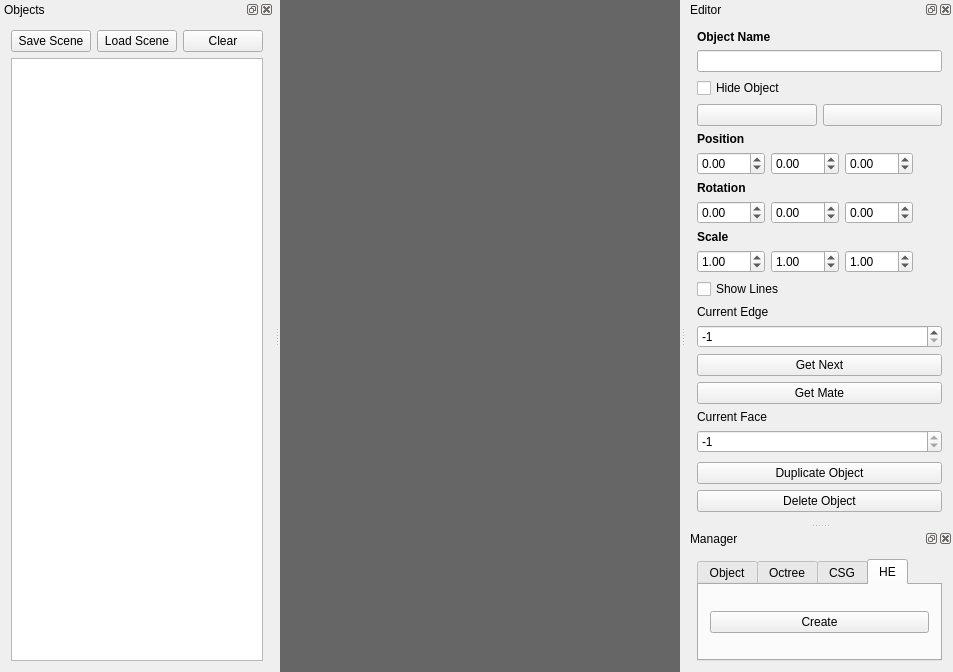
Old version of the form ModelagemQT/mainwindow.ui in the repository RicardoBusta/Doutorado.
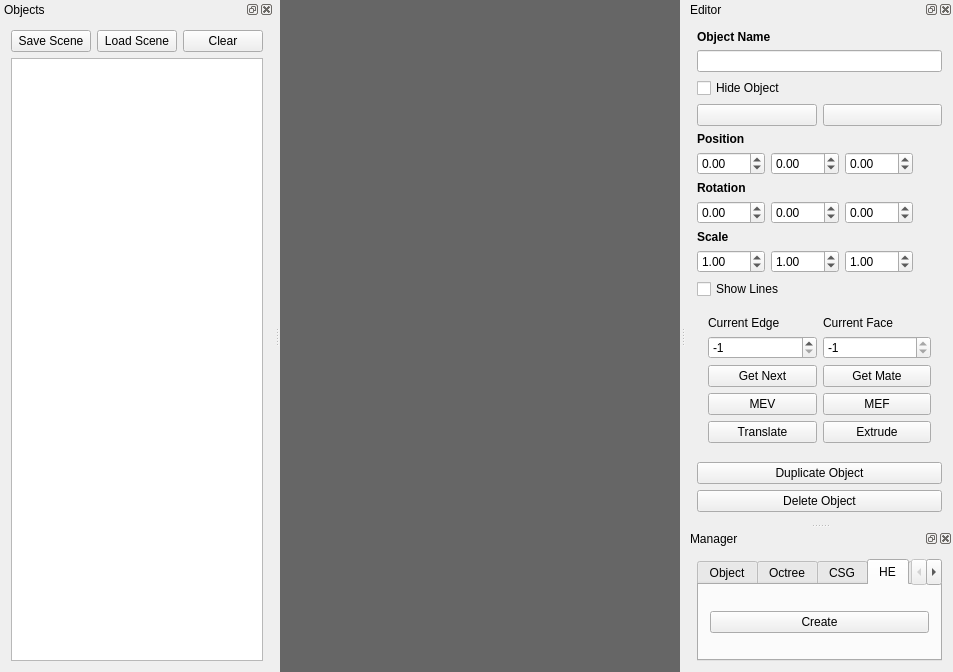
New version of the form. Custom widgets are drawn as their Qt base class.

Diff of the .ui file:
```diff
--- a/ModelagemQT/mainwindow.ui
+++ b/ModelagemQT/mainwindow.ui
@@ -340,27 +340,8 @@
        </property>
        <widget class="QWidget" name="default_page"/>
        <widget class="QWidget" name="halfedge_page">
-        <layout class="QVBoxLayout" name="verticalLayout_8">
-         <property name="leftMargin">
-          <number>0</number>
-         </property>
-         <property name="topMargin">
-          <number>0</number>
-         </property>
-         <property name="rightMargin">
-          <number>0</number>
-         </property>
-         <property name="bottomMargin">
-          <number>0</number>
-         </property>
-         <item>
-          <widget class="QLabel" name="label_9">
-           <property name="text">
-            <string>Current Edge</string>
-           </property>
-          </widget>
-         </item>
-         <item>
+        <layout class="QGridLayout" name="gridLayout_2">
+         <item row="1" column="0">
           <widget class="QSpinBox" name="edge_spinBox">
            <property name="minimum">
             <number>-1</number>
@@ -373,28 +354,41 @@
            </property>
           </widget>
          </item>
-         <item>
+         <item row="2" column="0">
           <widget class="QPushButton" name="next_pushButton">
            <property name="text">
             <string>Get Next</string>
            </property>
           </widget>
          </item>
-         <item>
-          <widget class="QPushButton" name="mate_pushButton">
+         <item row="6" column="0">
+          <spacer name="verticalSpacer_2">
+           <property name="orientation">
+            <enum>Qt::Vertical</enum>
+           </property>
+           <property name="sizeHint" stdset="0">
+            <size>
+             <width>20</width>
+             <height>40</height>
+            </size>
+           </property>
+          </spacer>
+         </item>
+         <item row="0" column="0">
+          <widget class="QLabel" name="label_9">
            <property name="text">
-            <string>Get Mate</string>
+            <string>Current Edge</string>
            </property>
           </widget>
          </item>
-         <item>
+         <item row="0" column="1">
           <widget class="QLabel" name="label_10">
            <property name="text">
             <string>Current Face</string>
            </property>
           </widget>
          </item>
-         <item>
+         <item row="1" column="1">
           <widget class="QSpinBox" name="face_spinBox">
            <property name="readOnly">
             <bool>true</bool>
@@ -410,18 +404,40 @@
            </property>
           </widget>
          </item>
-         <item>
-          <spacer name="verticalSpacer_2">
-           <property name="orientation">
-            <enum>Qt::Vertical</enum>
+         <item row="2" column="1">
+          <widget class="QPushButton" name="mate_pushButton">
+           <property name="text">
+            <string>Get Mate</string>
            </property>
-           <property name="sizeHint" stdset="0">
-            <size>
-             <width>20</width>
-             <height>40</height>
-            </size>
+          </widget>
+         </item>
+         <item row="3" column="1">
+          <widget class="QPushButton" name="mef">
+           <property name="text">
+            <string>MEF</string>
            </property>
-          </spacer>
+          </widget>
+         </item>
+         <item row="3" column="0">
+          <widget class="QPushButton" name="mev">
+           <property name="text">
+            <string>MEV</string>
+           </property>
+          </widget>
+         </item>
+         <item row="4" column="0">
+          <widget class="QPushButton" name="translate">
+           <property name="text">
+            <string>Translate</string>
+           </property>
+          </widget>
+         </item>
+         <item row="4" column="1">
+          <widget class="QPushButton" name="extrude">
+           <property name="text">
+            <string>Extrude</string>
+           </property>
+          </widget>
          </item>
         </layout>
        </widget>
@@ -608,6 +624,11 @@
          </item>
         </layout>
        </widget>
+       <widget class="QWidget" name="Bezier">
+        <attribute name="title">
+         <string>Bezier</string>
+        </attribute>
+       </widget>
       </widget>
      </item>
     </layout>
```
